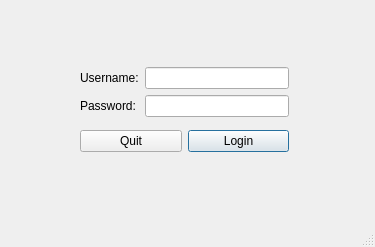
This is TAEvalClient/loginwindow.ui in stevenwu4/COMP3004 as Qt 5 draws it before an edit. The edited form follows.
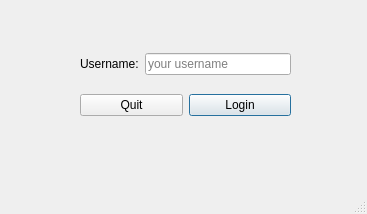
This is the edited form.

Patch:
```diff
--- a/TAEvalClient/loginwindow.ui
+++ b/TAEvalClient/loginwindow.ui
@@ -6,21 +6,21 @@
    <rect>
     <x>0</x>
     <y>0</y>
-    <width>375</width>
-    <height>247</height>
+    <width>367</width>
+    <height>214</height>
    </rect>
   </property>
   <property name="windowTitle">
    <string>MainWindow</string>
   </property>
   <widget class="QWidget" name="centralwidget">
-   <widget class="QWidget" name="">
+   <widget class="QWidget" name="layoutWidget">
     <property name="geometry">
      <rect>
       <x>80</x>
-      <y>60</y>
-      <width>209</width>
-      <height>101</height>
+      <y>40</y>
+      <width>211</width>
+      <height>91</height>
      </rect>
     </property>
     <layout class="QVBoxLayout" name="verticalLayout_3">
@@ -35,22 +35,16 @@
            </property>
           </widget>
          </item>
-         <item>
-          <widget class="QLabel" name="passwordLabel">
-           <property name="text">
-            <string>Password:</string>
-           </property>
-          </widget>
-         </item>
         </layout>
        </item>
        <item>
         <layout class="QVBoxLayout" name="verticalLayout">
          <item>
-          <widget class="QLineEdit" name="usernameText"/>
-         </item>
-         <item>
-          <widget class="QLineEdit" name="passwordText"/>
+          <widget class="QLineEdit" name="usernameText">
+           <property name="placeholderText">
+            <string>your username</string>
+           </property>
+          </widget>
          </item>
         </layout>
        </item>
```
Left out of the diff: 2 changed lines with no effect on the pictures.
